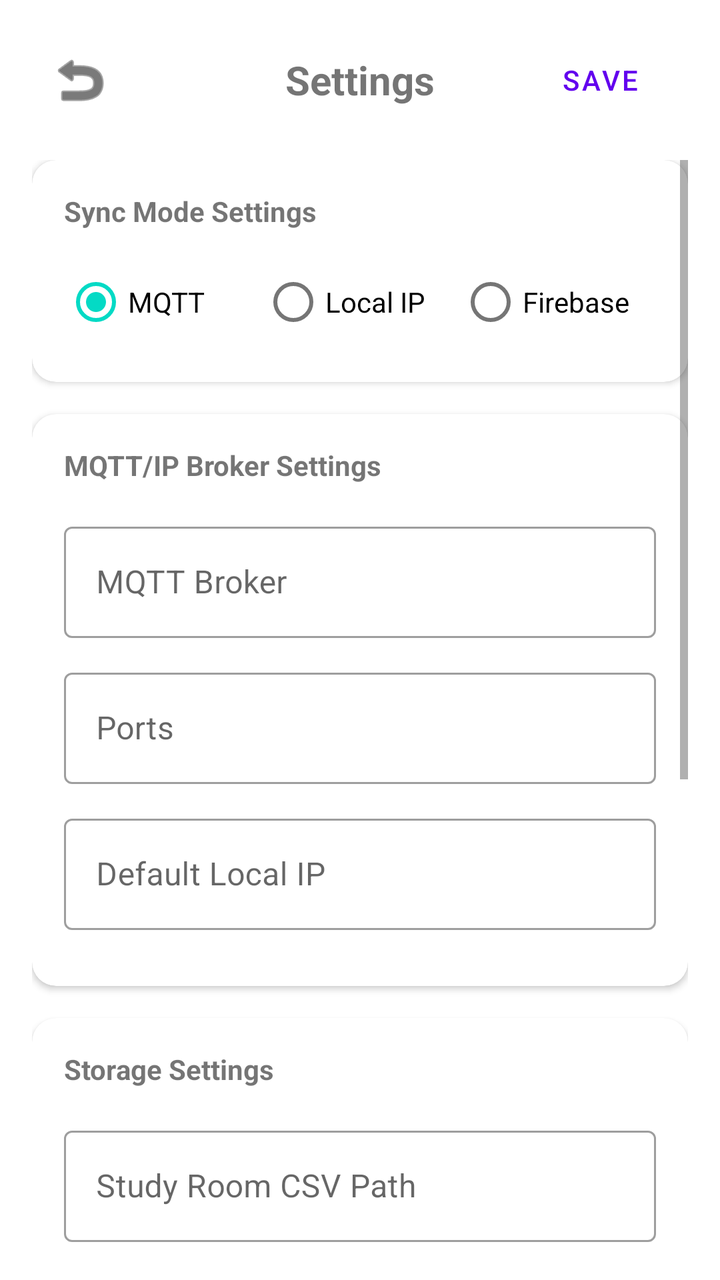
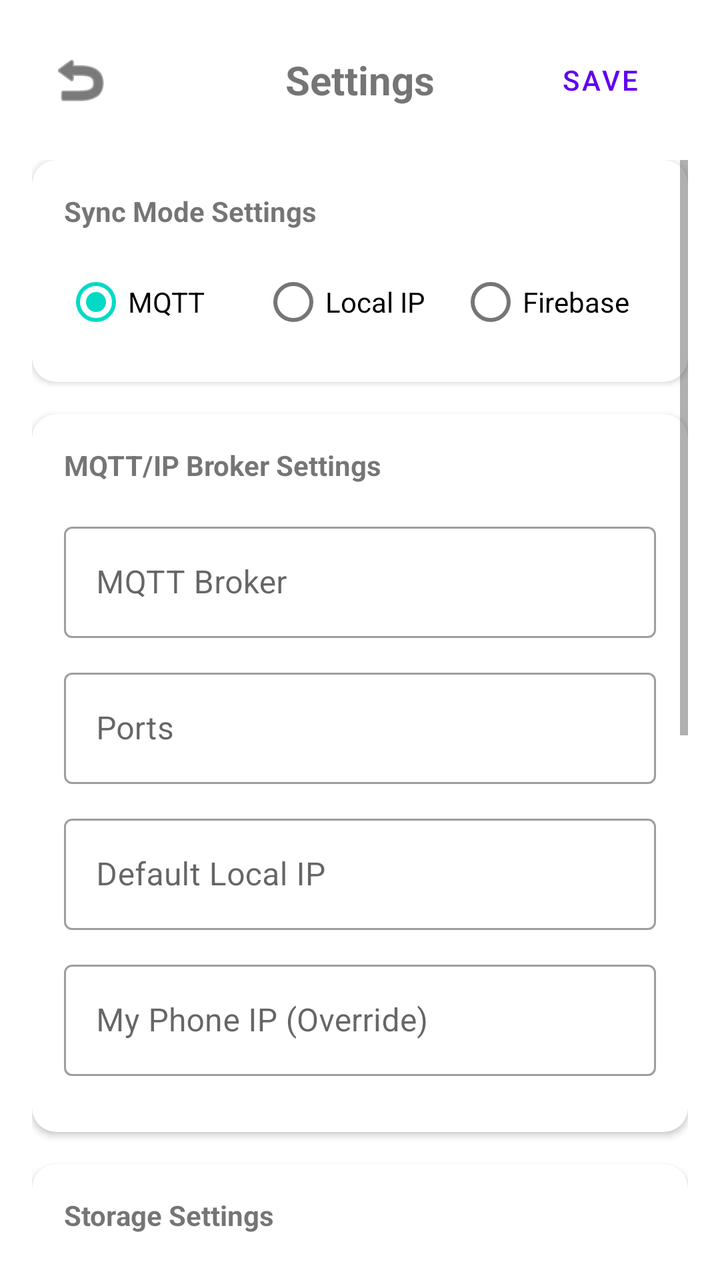

An Android layout rendered at two revisions. The XML below is the earlier revision; the diff shows what the commit changed to produce the second picture.
<!-- AndroidManifest.xml: application theme Theme.Sample -->
<!-- res/layout/activity_smart_home_settings.xml -->
<?xml version="1.0" encoding="utf-8"?>
<LinearLayout xmlns:android="http://schemas.android.com/apk/res/android"
    xmlns:app="http://schemas.android.com/apk/res-auto"
    android:layout_width="match_parent"
    android:layout_height="match_parent"
    android:orientation="vertical"
    android:padding="16dp"
    android:background="?android:attr/colorBackground">

    <RelativeLayout
        android:layout_width="match_parent"
        android:layout_height="wrap_content"
        android:layout_marginBottom="16dp">

        <ImageButton
            android:id="@+id/btn_back"
            android:layout_width="48dp"
            android:layout_height="48dp"
            android:background="?attr/selectableItemBackgroundBorderless"
            android:src="@android:drawable/ic_menu_revert"
            android:contentDescription="Back"
            app:tint="?android:attr/textColorPrimary" />

        <TextView
            android:layout_width="wrap_content"
            android:layout_height="wrap_content"
            android:layout_centerInParent="true"
            android:text="Settings"
            android:textSize="20sp"
            android:textStyle="bold" />

        <Button
            android:id="@+id/btn_save"
            android:layout_width="wrap_content"
            android:layout_height="wrap_content"
            android:layout_alignParentEnd="true"
            android:layout_centerVertical="true"
            android:text="Save"
            style="?attr/borderlessButtonStyle" />
    </RelativeLayout>

    <ScrollView
        android:layout_width="match_parent"
        android:layout_height="match_parent"
        android:fillViewport="true">

        <LinearLayout
            android:layout_width="match_parent"
            android:layout_height="wrap_content"
            android:orientation="vertical">

            <com.google.android.material.card.MaterialCardView
                android:layout_width="match_parent"
                android:layout_height="wrap_content"
                app:cardCornerRadius="12dp"
                app:cardElevation="2dp"
                android:layout_marginBottom="16dp">

                <LinearLayout
                    android:layout_width="match_parent"
                    android:layout_height="wrap_content"
                    android:orientation="vertical"
                    android:padding="16dp">

                    <TextView
                        android:layout_width="wrap_content"
                        android:layout_height="wrap_content"
                        android:text="Sync Mode Settings"
                        android:textStyle="bold"
                        android:layout_marginBottom="12dp" />

                    <RadioGroup
                        android:id="@+id/rg_sync_mode"
                        android:layout_width="match_parent"
                        android:layout_height="wrap_content"
                        android:orientation="horizontal">

                        <RadioButton
                            android:id="@+id/rb_mode_mqtt"
                            android:layout_width="0dp"
                            android:layout_height="wrap_content"
                            android:layout_weight="1"
                            android:text="MQTT"
                            android:checked="true" />

                        <RadioButton
                            android:id="@+id/rb_mode_ip"
                            android:layout_width="0dp"
                            android:layout_height="wrap_content"
                            android:layout_weight="1"
                            android:text="Local IP" />

                        <RadioButton
                            android:id="@+id/rb_mode_firebase"
                            android:layout_width="0dp"
                            android:layout_height="wrap_content"
                            android:layout_weight="1"
                            android:text="Firebase" />
                    </RadioGroup>
                </LinearLayout>
            </com.google.android.material.card.MaterialCardView>

            <com.google.android.material.card.MaterialCardView
                android:id="@+id/card_firebase_settings"
                android:layout_width="match_parent"
                android:layout_height="wrap_content"
                app:cardCornerRadius="12dp"
                app:cardElevation="2dp"
                android:layout_marginBottom="16dp"
                android:visibility="gone">

                <LinearLayout
                    android:layout_width="match_parent"
                    android:layout_height="wrap_content"
                    android:orientation="vertical"
                    android:padding="16dp">

                    <TextView
                        android:layout_width="wrap_content"
                        android:layout_height="wrap_content"
                        android:text="Firebase Settings"
                        android:textStyle="bold"
                        android:layout_marginBottom="16dp" />

                    <com.google.android.material.textfield.TextInputLayout
                        android:layout_width="match_parent"
                        android:layout_height="wrap_content"
                        android:layout_marginBottom="12dp"
                        style="@style/Widget.MaterialComponents.TextInputLayout.OutlinedBox">

                        <com.google.android.material.textfield.TextInputEditText
                            android:id="@+id/firebase_url"
                            android:layout_width="match_parent"
                            android:layout_height="wrap_content"
                            android:hint="Database URL (optional)"
                            android:inputType="textUri" />
                    </com.google.android.material.textfield.TextInputLayout>

                    <com.google.android.material.textfield.TextInputLayout
                        android:layout_width="match_parent"
                        android:layout_height="wrap_content"
                        style="@style/Widget.MaterialComponents.TextInputLayout.OutlinedBox">

                        <com.google.android.material.textfield.TextInputEditText
                            android:id="@+id/firebase_node"
                            android:layout_width="match_parent"
                            android:layout_height="wrap_content"
                            android:hint="Kitchen Node"
                            android:inputType="text" />
                    </com.google.android.material.textfield.TextInputLayout>

                    <com.google.android.material.textfield.TextInputLayout
                        android:layout_width="match_parent"
                        android:layout_height="wrap_content"
                        style="@style/Widget.MaterialComponents.TextInputLayout.OutlinedBox">

                        <com.google.android.material.textfield.TextInputEditText
                            android:id="@+id/firebase_study_node"
                            android:layout_width="match_parent"
                            android:layout_height="wrap_content"
                            android:hint="Study Room Node"
                            android:inputType="text" />
                    </com.google.android.material.textfield.TextInputLayout>

                    <com.google.android.material.textfield.TextInputLayout
                        android:layout_width="match_parent"
                        android:layout_height="wrap_content"
                        android:layout_marginBottom="12dp"
                        style="@style/Widget.MaterialComponents.TextInputLayout.OutlinedBox">

                        <com.google.android.material.textfield.TextInputEditText
                            android:id="@+id/firebase_door_node"
                            android:layout_width="match_parent"
                            android:layout_height="wrap_content"
                            android:hint="Main Door Node"
                            android:inputType="text" />
                    </com.google.android.material.textfield.TextInputLayout>

                    <com.google.android.material.textfield.TextInputLayout
                        android:layout_width="match_parent"
                        android:layout_height="wrap_content"
                        style="@style/Widget.MaterialComponents.TextInputLayout.OutlinedBox">

                        <com.google.android.material.textfield.TextInputEditText
                            android:id="@+id/firebase_toilet_node"
                            android:layout_width="match_parent"
                            android:layout_height="wrap_content"
                            android:hint="Toilet Node"
                            android:inputType="text" />
                    </com.google.android.material.textfield.TextInputLayout>
                </LinearLayout>
            </com.google.android.material.card.MaterialCardView>

            <com.google.android.material.card.MaterialCardView
                android:layout_width="match_parent"
                android:layout_height="wrap_content"
                app:cardCornerRadius="12dp"
                app:cardElevation="2dp"
                android:layout_marginBottom="16dp">

                <LinearLayout
                    android:layout_width="match_parent"
                    android:layout_height="wrap_content"
                    android:orientation="vertical"
                    android:padding="16dp">

                    <TextView
                        android:layout_width="wrap_content"
                        android:layout_height="wrap_content"
                        android:text="MQTT/IP Broker Settings"
                        android:textStyle="bold"
                        android:layout_marginBottom="16dp" />

                    <com.google.android.material.textfield.TextInputLayout
                        android:layout_width="match_parent"
                        android:layout_height="wrap_content"
                        android:layout_marginBottom="12dp"
                        style="@style/Widget.MaterialComponents.TextInputLayout.OutlinedBox">

                        <com.google.android.material.textfield.TextInputEditText
                            android:id="@+id/mqtt_broker"
                            android:layout_width="match_parent"
                            android:layout_height="wrap_content"
                            android:hint="MQTT Broker"
                            android:inputType="text" />
                    </com.google.android.material.textfield.TextInputLayout>

                    <com.google.android.material.textfield.TextInputLayout
                        android:layout_width="match_parent"
                        android:layout_height="wrap_content"
                        android:layout_marginBottom="12dp"
                        style="@style/Widget.MaterialComponents.TextInputLayout.OutlinedBox">

                        <com.google.android.material.textfield.TextInputEditText
                            android:id="@+id/mqtt_port"
                            android:layout_width="match_parent"
                            android:layout_height="wrap_content"
                            android:hint="Ports"
                            android:inputType="text" />
                    </com.google.android.material.textfield.TextInputLayout>

                    <com.google.android.material.textfield.TextInputLayout
                        android:layout_width="match_parent"
                        android:layout_height="wrap_content"
                        android:layout_marginBottom="12dp"
                        style="@style/Widget.MaterialComponents.TextInputLayout.OutlinedBox">

                        <com.google.android.material.textfield.TextInputEditText
                            android:id="@+id/local_ip"
                            android:layout_width="match_parent"
                            android:layout_height="wrap_content"
                            android:hint="Default Local IP"
                            android:inputType="text" />
                    </com.google.android.material.textfield.TextInputLayout>
                </LinearLayout>
            </com.google.android.material.card.MaterialCardView>

            <com.google.android.material.card.MaterialCardView
                android:layout_width="match_parent"
                android:layout_height="wrap_content"
                app:cardCornerRadius="12dp"
                app:cardElevation="2dp"
                android:layout_marginBottom="16dp">

                <LinearLayout
                    android:layout_width="match_parent"
                    android:layout_height="wrap_content"
                    android:orientation="vertical"
                    android:padding="16dp">

                    <TextView
                        android:layout_width="wrap_content"
                        android:layout_height="wrap_content"
                        android:text="Storage Settings"
                        android:textStyle="bold"
                        android:layout_marginBottom="16dp" />

                    <com.google.android.material.textfield.TextInputLayout
                        android:id="@+id/container_csv_path"
                        android:layout_width="match_parent"
                        android:layout_height="wrap_content"
                        android:layout_marginBottom="12dp"
                        style="@style/Widget.MaterialComponents.TextInputLayout.OutlinedBox">

                        <com.google.android.material.textfield.TextInputEditText
                            android:id="@+id/csv_path"
                            android:layout_width="match_parent"
                            android:layout_height="wrap_content"
                            android:hint="Study Room CSV Path"
                            android:inputType="text" />
                    </com.google.android.material.textfield.TextInputLayout>

                    <com.google.android.material.textfield.TextInputLayout
                        android:id="@+id/container_kitchen_path"
                        android:layout_width="match_parent"
                        android:layout_height="wrap_content"
                        android:layout_marginBottom="12dp"
                        style="@style/Widget.MaterialComponents.TextInputLayout.OutlinedBox">

                        <com.google.android.material.textfield.TextInputEditText
                            android:id="@+id/kitchen_path"
                            android:layout_width="match_parent"
                            android:layout_height="wrap_content"
                            android:hint="Kitchen Image Path"
                            android:inputType="text" />
                    </com.google.android.material.textfield.TextInputLayout>

                    <com.google.android.material.textfield.TextInputLayout
                        android:id="@+id/container_door_path"
                        android:layout_width="match_parent"
                        android:layout_height="wrap_content"
                        style="@style/Widget.MaterialComponents.TextInputLayout.OutlinedBox">

                        <com.google.android.material.textfield.TextInputEditText
                            android:id="@+id/door_path"
                            android:layout_width="match_parent"
                            android:layout_height="wrap_content"
                            android:hint="Main Door Image Path"
                            android:inputType="text" />
                    </com.google.android.material.textfield.TextInputLayout>

                    <TextView
                        android:id="@+id/tv_csv_path_info"
                        android:layout_width="wrap_content"
                        android:layout_height="wrap_content"
                        android:textSize="12sp"
                        android:textColor="?android:attr/textColorSecondary"
                        android:layout_marginTop="4dp" />
                </LinearLayout>
            </com.google.android.material.card.MaterialCardView>

            <com.google.android.material.card.MaterialCardView
                android:id="@+id/card_ota_settings"
                android:layout_width="match_parent"
                android:layout_height="wrap_content"
                app:cardCornerRadius="12dp"
                app:cardElevation="2dp"
                android:layout_marginBottom="32dp">

                <LinearLayout
                    android:layout_width="match_parent"
                    android:layout_height="wrap_content"
                    android:orientation="vertical"
                    android:padding="16dp">

                    <TextView
                        android:layout_width="wrap_content"
                        android:layout_height="wrap_content"
                        android:text="Firmware Update (OTA)"
                        android:textStyle="bold"
                        android:layout_marginBottom="12dp" />

                    <com.google.android.material.textfield.TextInputLayout
                        android:layout_width="match_parent"
                        android:layout_height="wrap_content"
                        android:layout_marginBottom="12dp"
                        style="@style/Widget.MaterialComponents.TextInputLayout.OutlinedBox">

                        <com.google.android.material.textfield.TextInputEditText
                            android:id="@+id/ota_url"
                            android:layout_width="match_parent"
                            android:layout_height="wrap_content"
                            android:hint="Firmware .bin URL"
                            android:inputType="textUri" />
                    </com.google.android.material.textfield.TextInputLayout>

                    <com.google.android.material.button.MaterialButton
                        android:id="@+id/btn_trigger_ota"
                        android:layout_width="match_parent"
                        android:layout_height="wrap_content"
                        android:text="Flash Firmware via Firebase"
                        app:backgroundTint="#FF9800" />
                </LinearLayout>
            </com.google.android.material.card.MaterialCardView>

        </LinearLayout>
    </ScrollView>
</LinearLayout>
<!-- resources referenced by this layout -->
<resources>
  <style name="Theme.Sample" parent="Theme.MaterialComponents.DayNight.NoActionBar">
          
          <item name="colorPrimary">@color/purple_500</item>
          <item name="colorPrimaryVariant">@color/purple_700</item>
          <item name="colorOnPrimary">@color/white</item>
          
          <item name="colorSecondary">@color/teal_200</item>
          <item name="colorSecondaryVariant">@color/teal_700</item>
          <item name="colorOnSecondary">@color/black</item>
          
          <item name="android:statusBarColor">?attr/colorPrimaryVariant</item>
          
      </style>
  <color name="purple_500">#FF6200EE</color>
  <color name="purple_700">#FF3700B3</color>
  <color name="white">#FFFFFFFF</color>
  <color name="teal_200">#FF03DAC5</color>
  <color name="teal_700">#FF018786</color>
  <color name="black">#FF000000</color>
</resources>

<!-- the commit's change to res/layout/activity_smart_home_settings.xml (unified diff, before → after) -->
@@ -123,6 +123,7 @@
                         android:layout_marginBottom="16dp" />
 
                     <com.google.android.material.textfield.TextInputLayout
+                        android:id="@+id/container_firebase_url"
                         android:layout_width="match_parent"
                         android:layout_height="wrap_content"
                         android:layout_marginBottom="12dp"
@@ -137,6 +138,50 @@
                     </com.google.android.material.textfield.TextInputLayout>
 
                     <com.google.android.material.textfield.TextInputLayout
+                        android:id="@+id/container_firebase_secret"
+                        android:layout_width="match_parent"
+                        android:layout_height="wrap_content"
+                        android:layout_marginBottom="12dp"
+                        style="@style/Widget.MaterialComponents.TextInputLayout.OutlinedBox">
+
+                        <com.google.android.material.textfield.TextInputEditText
+                            android:id="@+id/firebase_secret"
+                            android:layout_width="match_parent"
+                            android:layout_height="wrap_content"
+                            android:hint="Firebase Auth Secret (Legacy)"
+                            android:inputType="textPassword" />
+                    </com.google.android.material.textfield.TextInputLayout>
+
+                    <com.google.android.material.textfield.TextInputLayout
+                        android:layout_width="match_parent"
+                        android:layout_height="wrap_content"
+                        android:layout_marginBottom="12dp"
+                        style="@style/Widget.MaterialComponents.TextInputLayout.OutlinedBox">
+
+                        <com.google.android.material.textfield.TextInputEditText
+                            android:id="@+id/firebase_email"
+                            android:layout_width="match_parent"
+                            android:layout_height="wrap_content"
+                            android:hint="Firebase Auth Email"
+                            android:inputType="textEmailAddress" />
+                    </com.google.android.material.textfield.TextInputLayout>
+
+                    <com.google.android.material.textfield.TextInputLayout
+                        android:layout_width="match_parent"
+                        android:layout_height="wrap_content"
+                        android:layout_marginBottom="12dp"
+                        style="@style/Widget.MaterialComponents.TextInputLayout.OutlinedBox">
+
+                        <com.google.android.material.textfield.TextInputEditText
+                            android:id="@+id/firebase_password"
+                            android:layout_width="match_parent"
+                            android:layout_height="wrap_content"
+                            android:hint="Firebase Auth Password"
+                            android:inputType="textPassword" />
+                    </com.google.android.material.textfield.TextInputLayout>
+
+                    <com.google.android.material.textfield.TextInputLayout
+                        android:id="@+id/container_firebase_node"
                         android:layout_width="match_parent"
                         android:layout_height="wrap_content"
                         style="@style/Widget.MaterialComponents.TextInputLayout.OutlinedBox">
@@ -150,6 +195,7 @@
                     </com.google.android.material.textfield.TextInputLayout>
 
                     <com.google.android.material.textfield.TextInputLayout
+                        android:id="@+id/container_firebase_study_node"
                         android:layout_width="match_parent"
                         android:layout_height="wrap_content"
                         style="@style/Widget.MaterialComponents.TextInputLayout.OutlinedBox">
@@ -163,6 +209,7 @@
                     </com.google.android.material.textfield.TextInputLayout>
 
                     <com.google.android.material.textfield.TextInputLayout
+                        android:id="@+id/container_firebase_door_node"
                         android:layout_width="match_parent"
                         android:layout_height="wrap_content"
                         android:layout_marginBottom="12dp"
@@ -177,6 +224,7 @@
                     </com.google.android.material.textfield.TextInputLayout>
 
                     <com.google.android.material.textfield.TextInputLayout
+                        android:id="@+id/container_firebase_toilet_node"
                         android:layout_width="match_parent"
                         android:layout_height="wrap_content"
                         style="@style/Widget.MaterialComponents.TextInputLayout.OutlinedBox">
@@ -188,6 +236,101 @@
                             android:hint="Toilet Node"
                             android:inputType="text" />
                     </com.google.android.material.textfield.TextInputLayout>
+
+                    <com.google.android.material.textfield.TextInputLayout
+                        android:id="@+id/container_firebase_ro_pump_node"
+                        android:layout_width="match_parent"
+                        android:layout_height="wrap_content"
+                        style="@style/Widget.MaterialComponents.TextInputLayout.OutlinedBox">
+
+                        <com.google.android.material.textfield.TextInputEditText
+                            android:id="@+id/firebase_ro_pump_node"
+                            android:layout_width="match_parent"
+                            android:layout_height="wrap_content"
+                            android:hint="RO Pump Node"
+                            android:inputType="text" />
+                    </com.google.android.material.textfield.TextInputLayout>
+
+                    <com.google.android.material.textfield.TextInputLayout
+                        android:id="@+id/container_firebase_kitchen_fan_node"
+                        android:layout_width="match_parent"
+                        android:layout_height="wrap_content"
+                        style="@style/Widget.MaterialComponents.TextInputLayout.OutlinedBox">
+
+                        <com.google.android.material.textfield.TextInputEditText
+                            android:id="@+id/firebase_kitchen_fan_node"
+                            android:layout_width="match_parent"
+                            android:layout_height="wrap_content"
+                            android:hint="Kitchen Fan Node"
+                            android:inputType="text" />
+                    </com.google.android.material.textfield.TextInputLayout>
+
+                    <com.google.android.material.textfield.TextInputLayout
+                        android:id="@+id/container_firebase_pi_kitchen_node"
+                        android:layout_width="match_parent"
+                        android:layout_height="wrap_content"
+                        style="@style/Widget.MaterialComponents.TextInputLayout.OutlinedBox">
+
+                        <com.google.android.material.textfield.TextInputEditText
+                            android:id="@+id/firebase_pi_kitchen_node"
+                            android:layout_width="match_parent"
+                            android:layout_height="wrap_content"
+                            android:hint="Pi Kitchen Node"
+                            android:inputType="text" />
+                    </com.google.android.material.textfield.TextInputLayout>
+
+                    <LinearLayout
+                        android:id="@+id/container_video_res"
+                        android:layout_width="match_parent"
+                        android:layout_height="wrap_content"
+                        android:orientation="horizontal"
+                        android:layout_marginTop="12dp"
+                        android:visibility="gone">
+
+                        <com.google.android.material.textfield.TextInputLayout
+                            android:layout_width="0dp"
+                            android:layout_height="wrap_content"
+                            android:layout_weight="1"
+                            android:layout_marginEnd="8dp"
+                            style="@style/Widget.MaterialComponents.TextInputLayout.OutlinedBox">
+                            <com.google.android.material.textfield.TextInputEditText
+                                android:id="@+id/video_width"
+                                android:layout_width="match_parent"
+                                android:layout_height="wrap_content"
+                                android:hint="Width"
+                                android:inputType="number"
+                                android:text="640" />
+                        </com.google.android.material.textfield.TextInputLayout>
+
+                        <com.google.android.material.textfield.TextInputLayout
+                            android:layout_width="0dp"
+                            android:layout_height="wrap_content"
+                            android:layout_weight="1"
+                            style="@style/Widget.MaterialComponents.TextInputLayout.OutlinedBox">
+                            <com.google.android.material.textfield.TextInputEditText
+                                android:id="@+id/video_height"
+                                android:layout_width="match_parent"
+                                android:layout_height="wrap_content"
+                                android:hint="Height"
+                                android:inputType="number"
+                                android:text="480" />
+                        </com.google.android.material.textfield.TextInputLayout>
+
+                        <com.google.android.material.textfield.TextInputLayout
+                            android:layout_width="0dp"
+                            android:layout_height="wrap_content"
+                            android:layout_weight="1"
+                            android:layout_marginStart="8dp"
+                            style="@style/Widget.MaterialComponents.TextInputLayout.OutlinedBox">
+                            <com.google.android.material.textfield.TextInputEditText
+                                android:id="@+id/video_fps"
+                                android:layout_width="match_parent"
+                                android:layout_height="wrap_content"
+                                android:hint="FPS"
+                                android:inputType="number"
+                                android:text="20" />
+                        </com.google.android.material.textfield.TextInputLayout>
+                    </LinearLayout>
                 </LinearLayout>
             </com.google.android.material.card.MaterialCardView>
 
@@ -250,6 +393,21 @@
                             android:layout_width="match_parent"
                             android:layout_height="wrap_content"
                             android:hint="Default Local IP"
+                            android:inputType="text" />
+                    </com.google.android.material.textfield.TextInputLayout>
+
+                    <com.google.android.material.textfield.TextInputLayout
+                        android:id="@+id/stream_target_ip"
+                        android:layout_width="match_parent"
+                        android:layout_height="wrap_content"
+                        android:layout_marginBottom="12dp"
+                        style="@style/Widget.MaterialComponents.TextInputLayout.OutlinedBox">
+
+                        <com.google.android.material.textfield.TextInputEditText
+                            android:id="@+id/stream_target_ip_edit"
+                            android:layout_width="match_parent"
+                            android:layout_height="wrap_content"
+                            android:hint="My Phone IP (Override)"
                             android:inputType="text" />
                     </com.google.android.material.textfield.TextInputLayout>
                 </LinearLayout>
@@ -351,6 +509,7 @@
                         android:layout_marginBottom="12dp" />
 
                     <com.google.android.material.textfield.TextInputLayout
+                        android:id="@+id/container_ota_url"
                         android:layout_width="match_parent"
                         android:layout_height="wrap_content"
                         android:layout_marginBottom="12dp"
@@ -360,7 +519,23 @@
                             android:id="@+id/ota_url"
                             android:layout_width="match_parent"
                             android:layout_height="wrap_content"
-                            android:hint="Firmware .bin URL"
+                            android:hint="Full Firmware .bin URL"
+                            android:inputType="textUri" />
+                    </com.google.android.material.textfield.TextInputLayout>
+
+                    <com.google.android.material.textfield.TextInputLayout
+                        android:id="@+id/container_minimal_ota"
+                        android:layout_width="match_parent"
+                        android:layout_height="wrap_content"
+                        android:layout_marginBottom="12dp"
+                        style="@style/Widget.MaterialComponents.TextInputLayout.OutlinedBox"
+                        android:visibility="gone">
+
+                        <com.google.android.material.textfield.TextInputEditText
+                            android:id="@+id/minimal_ota_url"
+                            android:layout_width="match_parent"
+                            android:layout_height="wrap_content"
+                            android:hint="Minimal Bridge .bin URL"
                             android:inputType="textUri" />
                     </com.google.android.material.textfield.TextInputLayout>
 
